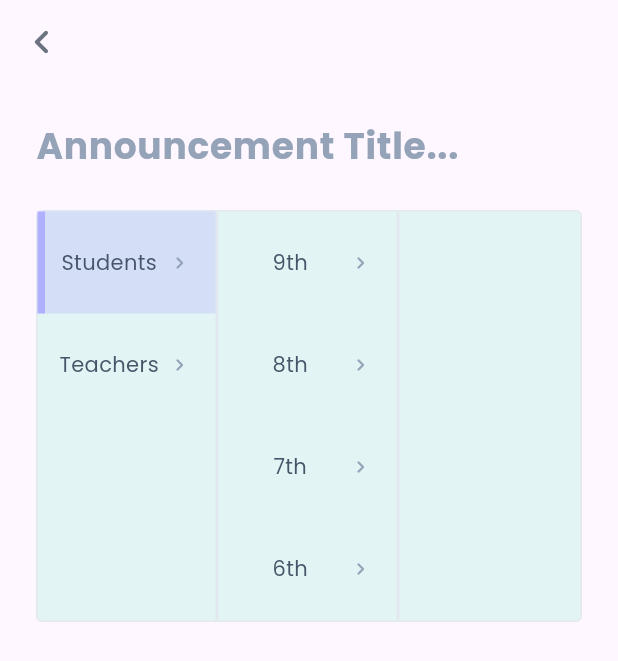
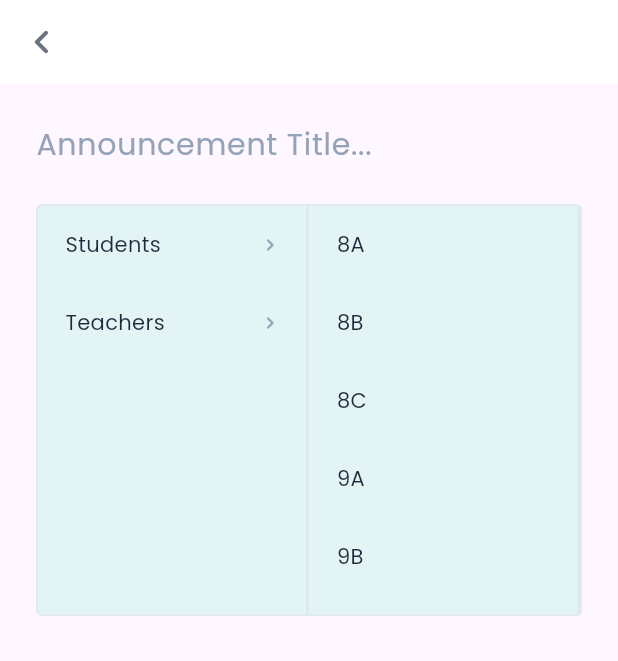
Before and after one commit to Aadv1k/Project_CampusPilot, a Flutter app: the screen it shows after launch, after a tap on "Students", on a phone screen of 412 x 824 dp. Shown: the top 661 px of the screen. Run offline on Flutter 3.47's test engine with Material 3 defaults, Android fonts, the phone set to English and light mode, and no system bars; our stand-ins replace flutter_otp_text_field, flutter_secure_storage, google_fonts, jwt_decoder, mask_text_input_formatter.

Commit message:
Two Col Scope Selector

```diff
--- a/app/lib/components/scope_selector.dart
+++ b/app/lib/components/scope_selector.dart
@@ -1,7 +1,10 @@
 import 'package:app/utils/colors.dart';
 import 'package:app/utils/sizes.dart';
 import 'package:flutter/material.dart';
+import 'dart:collection';
 
+import 'package:flutter/rendering.dart';
+import 'package:flutter/services.dart';
 
 /*
 
@@ -28,92 +31,67 @@ Student
     -> A
 */
 
-// class ScopeStructure {
-//   ScopeStructure({
-//     required this.value,
-//     required this.userReadable,
-//     this.children = const [],
-//   });
+class MenuStructure {
+  MenuStructure({
+    required this.value,
+    required this.key,
+    this.children = const [],
+  });
 
-//   String value;
-//   String userReadable;
-//   List<ScopeStructure> children;
-// }
+  String value;
+  String key;
+  List<MenuStructure> children;
+}
 
-// final baseStructure = [
-//   ScopeStructure(
-//     value: "students",
-//     userReadable: "Students",
-//     children: [
-//       ScopeStructure(
-//         value: "8",
-//         userReadable: "8th Grade",
-//         children: [
-//           ScopeStructure(value: "8A", userReadable: "A", children: []),
-//           ScopeStructure(value: "8B", userReadable: "B", children: []),
-//           ScopeStructure(value: "8C", userReadable: "C", children: []),
-//         ],
-//       ),
-//       ScopeStructure(
-//         value: "9",
-//         userReadable: "9th Grade",
-//         children: [
-//           ScopeStructure(value: "9A", userReadable: "A", children: []),
-//           ScopeStructure(value: "9B", userReadable: "B", children: []),
-//           ScopeStructure(value: "9C", userReadable: "C", children: []),
-//         ],
-//       ),
-//       ScopeStructure(
-//         value: "10",
-//         userReadable: "10th Grade",
-//         children: [
-//           ScopeStructure(value: "10A", userReadable: "A", children: []),
-//           ScopeStructure(value: "10B", userReadable: "B", children: []),
-//           ScopeStructure(value: "10C", userReadable: "C", children: []),
-//         ],
-//       ),
-//     ],
-//   ),
-//   ScopeStructure(
-//     value: "teachers",
-//     userReadable: "Teachers",
-//     children: [
-//       ScopeStructure(
-//         value: "math",
-//         userReadable: "Math Department",
-//         children: [
-//           ScopeStructure(value: "algebra", userReadable: "Algebra", children: []),
-//           ScopeStructure(value: "geometry", userReadable: "Geometry", children: []),
-//           ScopeStructure(value: "calculus", userReadable: "Calculus", children: []),
-//         ],
-//       ),
-//       ScopeStructure(
-//         value: "science",
-//         userReadable: "Science Department",
-//         children: [
-//           ScopeStructure(value: "physics", userReadable: "Physics", children: []),
-//           ScopeStructure(value: "chemistry", userReadable: "Chemistry", children: []),
-//           ScopeStructure(value: "biology", userReadable: "Biology", children: []),
-//         ],
-//       ),
-//       ScopeStructure(
-//         value: "languages",
-//         userReadable: "Languages Department",
-//         children: [
-//           ScopeStructure(value: "english", userReadable: "English", children: []),
-//           ScopeStructure(value: "spanish", userReadable: "Spanish", children: []),
-//           ScopeStructure(value: "french", userReadable: "French", children: []),
-//         ],
-//       ),
-//     ],
-//   ),
-// ];
+final baseStructure = [
+  MenuStructure(
+    value: "students",
+    key: "Students",
+    children: [
+      MenuStructure(value: "8A", key: "8A", children: []),
+      MenuStructure(value: "8B", key: "8B", children: []),
+      MenuStructure(value: "8C", key: "8C", children: []),
+      MenuStructure(value: "9A", key: "9A", children: []),
+      MenuStructure(value: "9B", key: "9B", children: []),
+      MenuStructure(value: "9C", key: "9C", children: []),
+      MenuStructure(value: "10A", key: "10A", children: []),
+      MenuStructure(value: "10B", key: "10B", children: []),
+      MenuStructure(value: "10C", key: "10C", children: []),
+    ],
+  ),
+  MenuStructure(
+    value: "teachers",
+    key: "Teachers",
+    children: [
+      MenuStructure(value: "math", key: "Math Department", children: []),
+      MenuStructure(value: "science", key: "Science Department", children: []),
+      MenuStructure(value: "languages", key: "Languages Department", children: []),
+    ],
+  ),
+];
 
-class MenuChild {
-  const MenuChild({required this.value, required this.userReadable});
+class MenuElement {
+  const MenuElement(
+      {required this.key,
+      required this.value,
+      required this.level,
+      this.childrenRef});
 
   final String value;
-  final String userReadable;
+  final String key;
+  final int level;
+  final UnmodifiableListView<MenuStructure>? childrenRef;
+
+  @override
+  bool operator ==(Object other) {
+    if (identical(this, other)) return true;
+    if (runtimeType != other.runtimeType) return false;
+    final MenuElement otherElement = other as MenuElement;
+    return level == otherElement.level && key == otherElement.key;
+  }
+
+  @override
+  int get hashCode => Object.hash(level, key);
 }
 
 class ScopeSelector extends StatefulWidget {
@@ -124,59 +102,117 @@ class ScopeSelector extends StatefulWidget {
 }
 
 class _ScopeSelectorState extends State<ScopeSelector> {
-  static const int hierarchyLevel = 3;
+  static const int hierarchyLevel = 2;
 
-  List<List<MenuChild>> currentMenuState = [];
-  List<(int, String)> activeMenuChildren = [];
+  List<List<MenuElement>> currentMenuState = [];
+  List<MenuElement> activeMenuChildren = [];
 
   @override
   void initState() {
     super.initState();
-    currentMenuState.add([
-      const MenuChild(value: "student", userReadable: "Students"),
-      const MenuChild(value: "teacher", userReadable: "Teachers"),
-    ]);
+    currentMenuState.add(menuElementFromMenuStructure(baseStructure, 0));
   }
 
-  void _handleMenuElementTap(int level, MenuChild child) {
+  List<MenuElement> menuElementFromMenuStructure(
+      List<MenuStructure> structure, int level) {
+    return structure
+        .map((e) => MenuElement(
+            value: e.value,
+            key: e.key,
+            level: level,
+            childrenRef: UnmodifiableListView(e.children)))
+        .toList();
+  }
+
+  List<MenuElement> getChildrenOfMenuElement(MenuElement element) {
+    return element.childrenRef
+            ?.map((e) => MenuElement(
+                value: e.value,
+                key: e.key,
+                level: element.level + 1,
+                childrenRef: UnmodifiableListView(e.children)))
+            .toList() ??
+        [];
+  }
+
+  void _renderChildrenOfElement(MenuElement child) {
     setState(() {
-      if (level == 0) {
-        currentMenuState = [currentMenuState[0]];
-        activeMenuChildren = activeMenuChildren.where((elem) => elem.$1 == level && elem.$2 == child.value).toList();
+      var children = getChildrenOfMenuElement(child);
+      if (children.isEmpty) {
+        return;
       }
-      activeMenuChildren.add((level, child.value));
-    });
 
-    if (level == 1) {
-      return; // Hard-coded logic for level 1
-    }
+      currentMenuState.add(children);
 
-    setState(() {
-      if (child.value == "teacher") {
-        currentMenuState.add([
-          const MenuChild(value: "department", userReadable: "Department"),
-          const MenuChild(value: "subject", userReadable: "Subjects"),
-        ]);
-      } else {
-        currentMenuState.add([
-          const MenuChild(value: "9", userReadable: "9th"),
-          const MenuChild(value: "8", userReadable: "8th"),
-          const MenuChild(value: "7", userReadable: "7th"),
-          const MenuChild(value: "6", userReadable: "6th"),
-        ]);
-      }
     });
   }
 
-  void _handleActiveMenuElementTap(int level, MenuChild child) {
+  void _collapseAllOtherColumns(MenuElement child) {
     setState(() {
-      activeMenuChildren.remove((level, child.value));
-      currentMenuState = currentMenuState.sublist(0, level + 1);
+      currentMenuState = currentMenuState.sublist(0, child.level + 1);
     });
   }
 
-  bool _isMenuItemActive(int level, MenuChild menuItem) {
-    return activeMenuChildren.any((elem) => elem.$1 == level && elem.$2 == menuItem.value);
+  void _removeActiveElement(MenuElement child) {
+    setState(() {
+      activeMenuChildren.removeWhere((elem) => elem == child);
+    });
+  }
+
+  void _addActiveElement(MenuElement element) {
+    setState(() {
+      activeMenuChildren.add(element);
+    });
+  }
+
+  Widget _buildMenuElementWidget(MenuElement element) {
+    var children = getChildrenOfMenuElement(element);
+    var hasChildren = children.isNotEmpty;
+    var isActive = activeMenuChildren.contains(element);
+
+    onTapAction() {
+      if (hasChildren) {
+        if (element.level + 1 == currentMenuState.length) {
+          _renderChildrenOfElement(element);
+        } else {
+          _collapseAllOtherColumns(element);
+        }
+      }
+
+      if (!hasChildren) {
+        if (isActive) {
+          _removeActiveElement(element);
+        } else {
+          _addActiveElement(element);
+        }
+      }
+    }
+
+    onLongPressAction() {
+      if (isActive && element.childrenRef!.isNotEmpty) {
+        getChildrenOfMenuElement(element).forEach(_removeActiveElement);
+        _removeActiveElement(element);
+        return;
+      }
+
+      if (element.childrenRef!.isNotEmpty) {
+        HapticFeedback.mediumImpact();
+
+        _addActiveElement(element);
+        getChildrenOfMenuElement(element).forEach(_addActiveElement);
+
+        _collapseAllOtherColumns(element);
+        _renderChildrenOfElement(element);
+      }
+    }
+
+    return ScopeSelectorItem(
+      text: element.key,
+      onTap: onTapAction,
+      onLongPress: onLongPressAction,
+      isActive: isActive,
+      noArrow: !hasChildren,
+    );
   }
 
   List<Widget> _buildMenuState() {
@@ -187,20 +223,17 @@ class _ScopeSelectorState extends State<ScopeSelector> {
 
       menuRepr.add(Expanded(
         child: Container(
+          height: double.infinity,
           decoration: const BoxDecoration(
-            border: Border(right: BorderSide(color: Palette.slate200, width: 2)),
+            border:
+                Border(right: BorderSide(color: Palette.slate200, width: 2)),
           ),
-          child: Column(
-            children: currentMenuState[level]
-                .map((menuItem) => ScopeSelectorItem(
-                      active: _isMenuItemActive(level, menuItem),
-                      text: menuItem.userReadable,
-                      onTap: () => _isMenuItemActive(level, menuItem)
-                          ? _handleActiveMenuElementTap(level, menuItem)
-                          : _handleMenuElementTap(level, menuItem),
-                      onLongPress: () {},
-                    ))
-                .toList(),
+          child: SingleChildScrollView(
+            child: Column(
+              children: currentMenuState[level]
+                  .map((menuElement) => _buildMenuElementWidget(menuElement))
+                  .toList(),
+            ),
           ),
         ),
       ));
@@ -212,7 +245,10 @@ class _ScopeSelectorState extends State<ScopeSelector> {
   @override
   Widget build(BuildContext context) {
     var cols = _buildMenuState();
-    cols += List.filled(hierarchyLevel - cols.length, Expanded(child: Container()));
+    cols.addAll(List.generate(
+      hierarchyLevel - cols.length,
+      (index) => Expanded(child: Container()),
+    ));
 
     return Container(
       height: MediaQuery.of(context).size.height / 3,
@@ -223,7 +259,7 @@ class _ScopeSelectorState extends State<ScopeSelector> {
         border: Border.all(color: Palette.slate200, width: 1),
         borderRadius: BorderRadius.circular(Radii.sm),
       ),
-      child: Row(children: cols),
+      child: Row(crossAxisAlignment: CrossAxisAlignment.start, children: cols),
     );
   }
 }
@@ -233,16 +269,18 @@ class ScopeSelectorItem extends StatelessWidget {
     required this.text,
     required this.onTap,
     required this.onLongPress,
-    this.active,
-    super.key,
-  });
+    required this.isActive,
+    this.noArrow = false,
+    Key? key,
+  }) : super(key: key);
 
   final String text;
-  final bool? active;
+  final bool isActive;
   final Function() onTap;
   final Function() onLongPress;
+  final bool noArrow;
 
-  static const double _accentBorderSize = 5;
+  static const double _accentBorderSize = 2.5;
 
   @override
   Widget build(BuildContext context) {
@@ -251,23 +289,39 @@ class ScopeSelectorItem extends StatelessWidget {
       onTap: onTap,
       child: Container(
         decoration: BoxDecoration(
-          color: active == true ? Palette.lightBlue.withOpacity(0.3) : null,
+          color: isActive ? Palette.lightBlue.withOpacity(0.3) : null,
           border: Border(
-            left: BorderSide(color: active == true ? Palette.lightBlue : Colors.transparent, width: _accentBorderSize),
+            left: BorderSide(
+                color: isActive ? Palette.lightBlue : Colors.transparent,
+                width: _accentBorderSize),
           ),
         ),
-        padding: const EdgeInsets.only(left: Spacing.xs, right: Spacing.md, top: Spacing.lg, bottom: Spacing.lg),
+        padding: const EdgeInsets.only(
+            left: Spacing.md,
+            right: Spacing.md,
+            top: Spacing.md,
+            bottom: Spacing.md),
         child: Row(
           mainAxisAlignment: MainAxisAlignment.spaceBetween,
+          crossAxisAlignment: CrossAxisAlignment.center,
           children: [
             Expanded(
-              child: Text(
-                text,
-                textAlign: TextAlign.center,
-                style: const TextStyle(fontSize: FontSize.sm, color: Palette.slate600),
+              child: Row(
+                children: [
+                  Expanded(
+                    child: Text(
+                      text,
+                      textAlign: TextAlign.start,
+                      style: const TextStyle(
+                          fontSize: FontSize.sm, color: Palette.slate800),
+                    ),
+                  ),
+                ],
               ),
             ),
-            const Icon(Icons.chevron_right_rounded, color: Palette.slate400, size: Widths.xs),
+            if (!noArrow)
+              const Icon(Icons.chevron_right_rounded,
+                  color: Palette.slate400, size: Widths.xs),
           ],
         ),
       ),
--- a/app/lib/views/announcement_create_view.dart
+++ b/app/lib/views/announcement_create_view.dart
@@ -36,6 +36,8 @@ class _AnnouncementCreateViewState extends State<AnnouncementCreateView> {
   Widget build(BuildContext context) {
     return Scaffold(
         appBar: AppBar(
+          scrolledUnderElevation: 0.0,
+          backgroundColor: Palette.white,
           leading: IconButton(
             icon: const Icon(
               Icons.chevron_left_rounded,
@@ -59,10 +61,10 @@ class _AnnouncementCreateViewState extends State<AnnouncementCreateView> {
                 controller: _titleController,
                 decoration: const InputDecoration(
                   border: InputBorder.none,
-                  hintStyle: TextStyle(fontSize: FontSize.xl, color: Palette.slate400),
+                  hintStyle: TextStyle(fontSize: FontSize.lg, color: Palette.slate400),
                   hintText: "Announcement Title..."
                 ),
-                style: TextStyle(fontSize: FontSize.xl, fontWeight: FontWeight.bold)
+                style: TextStyle(fontSize: FontSize.lg, color: Palette.slate800)
               ),
 
               const SizedBox(height: Spacing.md),
```
